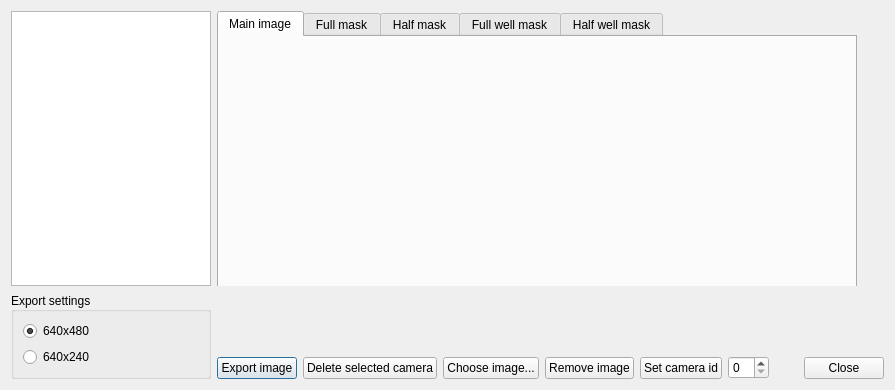
The window that Source/CameraManager.ui (AliveTeam/qt-editor) describes before a commit, drawn with Qt 5.
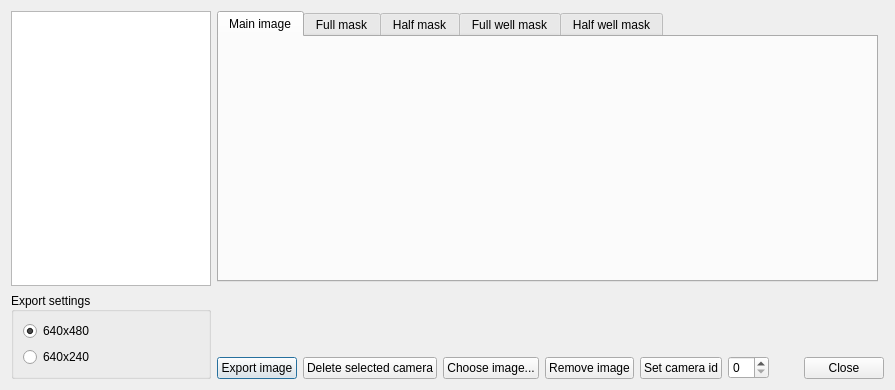
The same window after the commit.

Patch:
```diff
--- a/Source/CameraManager.ui
+++ b/Source/CameraManager.ui
@@ -70,8 +70,8 @@
           <rect>
            <x>0</x>
            <y>0</y>
-           <width>640</width>
-           <height>280</height>
+           <width>661</width>
+           <height>271</height>
           </rect>
          </property>
          <property name="currentIndex">
@@ -81,15 +81,9 @@
           <attribute name="title">
            <string>Main image</string>
           </attribute>
+          <layout class="QGridLayout" name="gridLayout_4">
+           <item row="0" column="0">
           <widget class="QLabel" name="lblMainImage">
-           <property name="geometry">
-            <rect>
-             <x>0</x>
-             <y>10</y>
-             <width>640</width>
-             <height>240</height>
-            </rect>
-           </property>
            <property name="frameShape">
             <enum>QFrame::NoFrame</enum>
            </property>
@@ -100,6 +94,8 @@
             <bool>true</bool>
            </property>
           </widget>
+           </item>
+          </layout>
          </widget>
          <widget class="QWidget" name="tabFullMask">
           <attribute name="title">
```
Left out of the diff: 48 changed lines with no effect on the pictures. Lines whose indentation alone changed are shown as unchanged.
